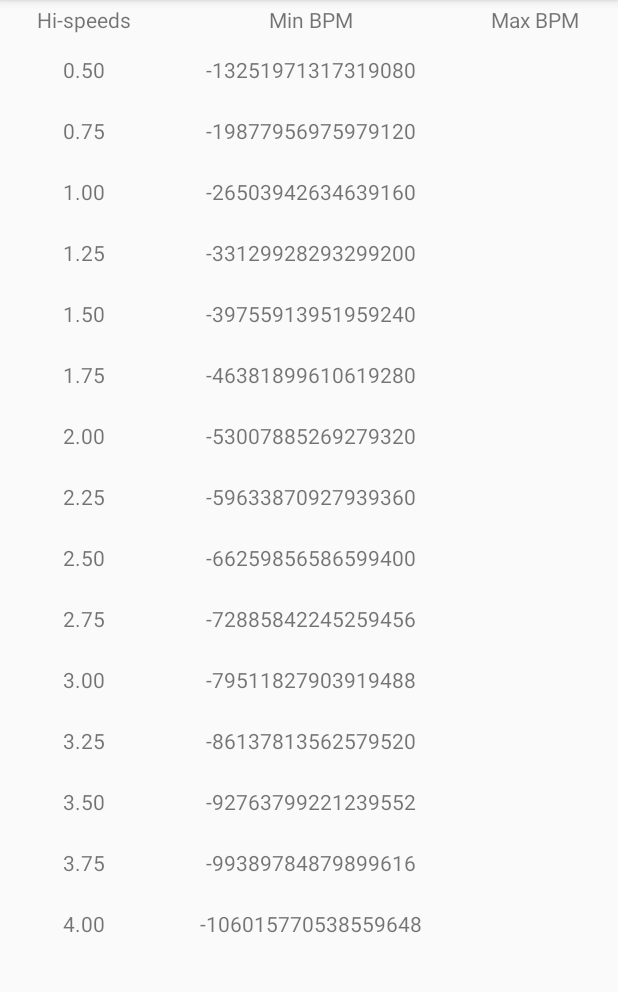
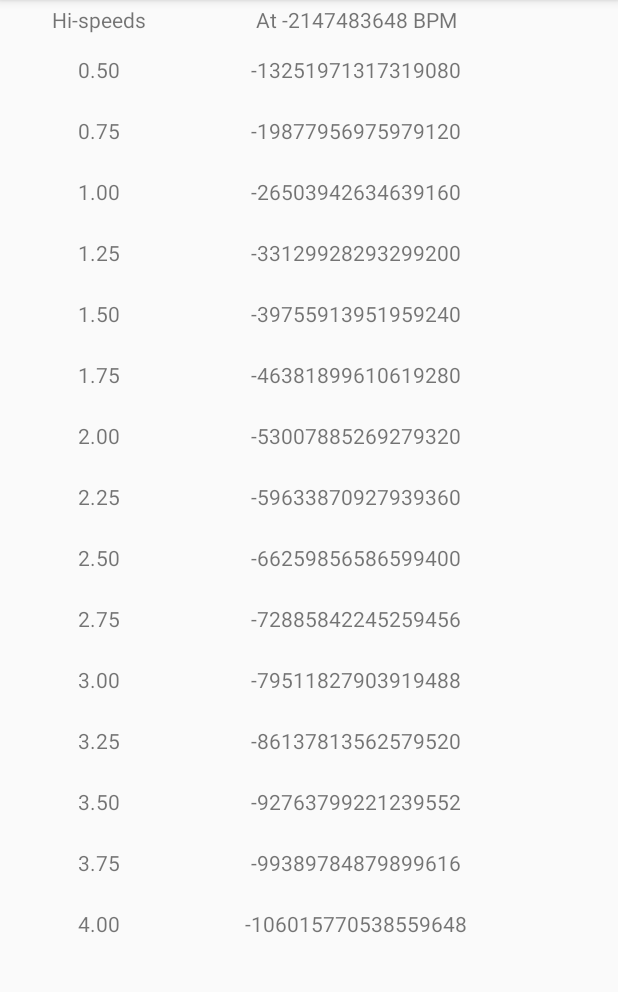
Before and after one commit to duraz0rz/IIDXTools, an Android app: the SuddenPlusTableActivity screen opened directly, with no data from a screen before it, on a phone screen of 412 x 824 dp, the part 84-1076 px from its top. Run offline under Robolectric (Android 15) with nearby library versions, the phone set to English and light mode, and no system bars.

Commit message:
Display min and max bpm on table headers

```diff
--- a/app/src/main/java/com/duraz0rz/iidxtools/suddenpluscalculator/activities/SuddenPlusTableActivity.kt
+++ b/app/src/main/java/com/duraz0rz/iidxtools/suddenpluscalculator/activities/SuddenPlusTableActivity.kt
@@ -14,9 +14,15 @@ class SuddenPlusTableActivity : AppCompatActivity() {
 
     var suddenPlusCalculator = SuddenPlusCalculator()
 
+    private lateinit var minBpmHeader: TextView
+    private lateinit var maxBpmHeader: TextView
+
     override fun onCreate(savedInstanceState: Bundle?) {
         super.onCreate(savedInstanceState)
         setContentView(R.layout.activity_sudden_plus_table)
+
+        minBpmHeader = findViewById(R.id.txtMinBPMHeader)
+        maxBpmHeader = findViewById(R.id.txtMaxBPMHeader)
 
         val minBPM = intent.getIntExtra("BPM", Int.MIN_VALUE)
         var maxBPM: Int? = null
@@ -25,6 +31,18 @@ class SuddenPlusTableActivity : AppCompatActivity() {
         }
         val greenNumber = intent.getIntExtra("GreenNumber", Int.MIN_VALUE)
 
+        setHeaderRow(minBPM, maxBPM)
+        createHighSpeedTable(minBPM, greenNumber, maxBPM)
+    }
+
+    private fun setHeaderRow(minBPM: Int, maxBPM: Int?) {
+        minBpmHeader.text = resources.getString(R.string.bpmHeader, minBPM)
+        if (maxBPM != null) {
+            maxBpmHeader.text = resources.getString(R.string.bpmHeader, maxBPM)
+        }
+    }
+
+    private fun createHighSpeedTable(minBPM: Int, greenNumber: Int, maxBPM: Int? = null) {
         val suddenPlusValues = suddenPlusCalculator.generateSuddenPlusTable(bpm = minBPM, maxBpm = maxBPM, greenNumber = greenNumber)
 
         val table = this.findViewById<TableLayout>(R.id.tblHiSpeed)
--- a/app/src/main/res/layout/activity_sudden_plus_table.xml
+++ b/app/src/main/res/layout/activity_sudden_plus_table.xml
@@ -27,14 +27,12 @@
                 <TextView
                     android:id="@+id/txtMinBPMHeader"
                     android:gravity="center"
-                    android:padding="3dp"
-                    android:text="@string/minBPMHeaderPlaceholder" />
+                    android:padding="3dp" />
 
                 <TextView
                     android:id="@+id/txtMaxBPMHeader"
                     android:gravity="center"
-                    android:padding="3dp"
-                    android:text="@string/maxBPMHeaderPlaceholder" />
+                    android:padding="3dp" />
             </TableRow>
         </TableLayout>
 
--- a/app/src/main/res/values/strings.xml
+++ b/app/src/main/res/values/strings.xml
@@ -9,4 +9,5 @@
     <string name="minBPMHeaderPlaceholder">Min BPM</string>
     <string name="maxBPMHeaderPlaceholder">Max BPM</string>
     <string name="error_MaxBPMLessThanMinBPM">"Max BPM must be greater than min BPM!"</string>
+    <string name="bpmHeader">At %1$s BPM</string>
 </resources>
```
Also changed, not shown: 1 other file.
